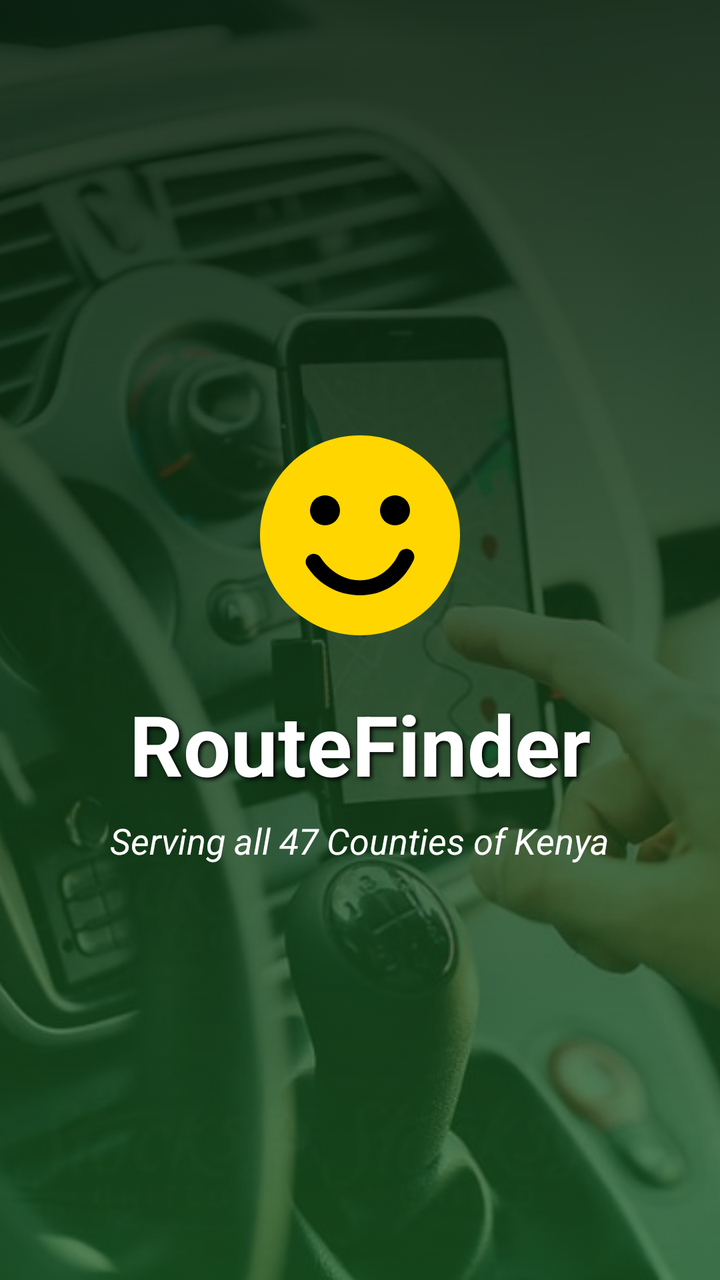
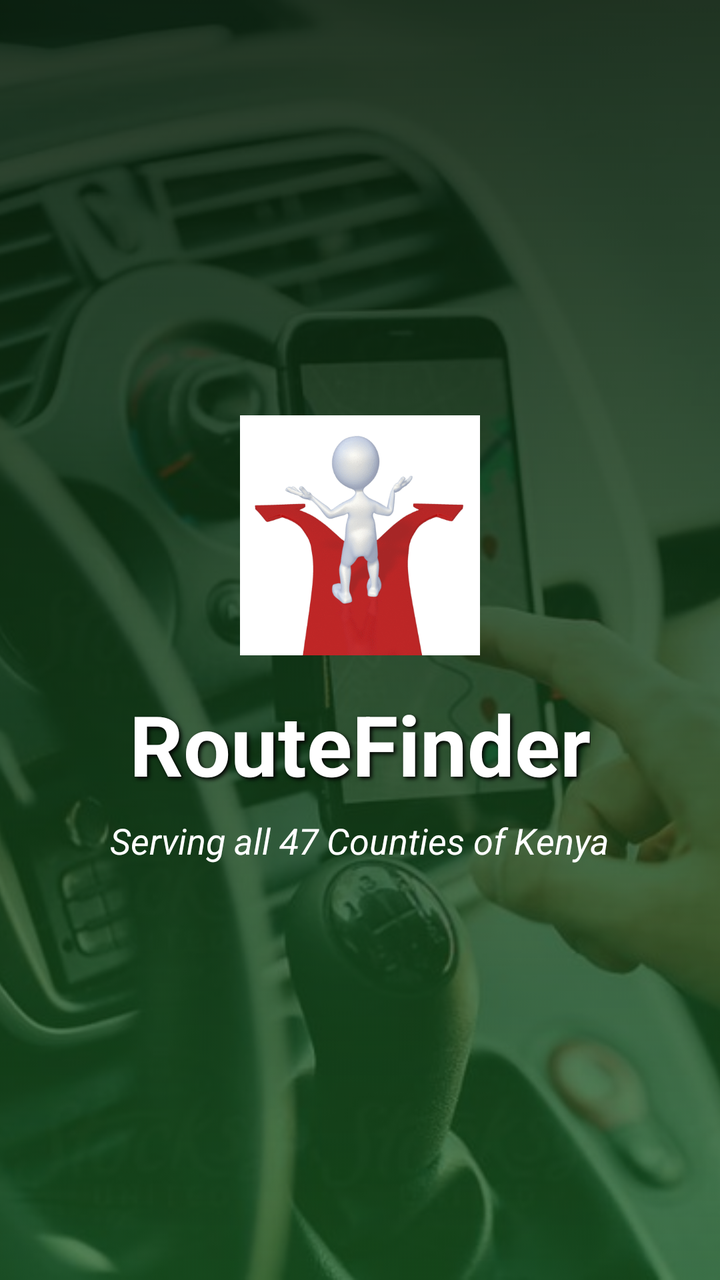

Screens rendered from an Android XML layout before and after an edit, with the pre-edit source and the edit as a unified diff.
<!-- AndroidManifest.xml: activity theme Theme.App.Splash -->
<!-- res/layout/activity_splash.xml -->
<?xml version="1.0" encoding="utf-8"?>
<RelativeLayout xmlns:android="http://schemas.android.com/apk/res/android"
    android:layout_width="match_parent"
    android:layout_height="match_parent"
    android:background="@color/primaryColor">

    
    <ImageView
        android:id="@+id/imgSplashBackground"
        android:layout_width="match_parent"
        android:layout_height="match_parent"
        android:src="@drawable/img_2"
        android:scaleType="centerCrop"
        android:alpha="0.3"
        android:contentDescription="@string/app_name" />

    
    <View
        android:layout_width="match_parent"
        android:layout_height="match_parent"
        android:background="@drawable/gradient_overlay" />

    <LinearLayout
        android:id="@+id/splash_content_container"
        android:layout_width="wrap_content"
        android:layout_height="wrap_content"
        android:orientation="vertical"
        android:gravity="center"
        android:layout_centerInParent="true">

        
        <ImageView
            android:id="@+id/ivSmilingCartoon"
            android:layout_width="120dp"
            android:layout_height="120dp"
            android:src="@drawable/smiling_cartoon"
            android:layout_marginBottom="16dp"
            android:contentDescription="Smiling face" />

        <TextView
            android:layout_width="wrap_content"
            android:layout_height="wrap_content"
            android:text="@string/route_finder"
            android:textSize="42sp"
            android:textColor="@android:color/white"
            android:textStyle="bold"
            android:shadowColor="#000000"
            android:shadowDx="3"
            android:shadowDy="3"
            android:shadowRadius="5" />

        <TextView
            android:layout_width="wrap_content"
            android:layout_height="wrap_content"
            android:text="Serving all 47 Counties of Kenya"
            android:textSize="18sp"
            android:textColor="@android:color/white"
            android:layout_marginTop="8dp"
            android:textStyle="italic" />

    </LinearLayout>

    <ProgressBar
        android:layout_width="wrap_content"
        android:layout_height="wrap_content"
        android:layout_alignParentBottom="true"
        android:layout_centerHorizontal="true"
        android:layout_marginBottom="60dp"
        android:indeterminateTint="@android:color/white" />

</RelativeLayout>
<!-- resources referenced by this layout -->
<resources>
  <color name="primaryColor">#1B5E20</color>
  <!-- drawable gradient_overlay (drawable) -->
  <?xml version="1.0" encoding="utf-8"?>
  <shape xmlns:android="http://schemas.android.com/apk/res/android">
      <gradient
          android:angle="90"
          android:endColor="#99000000"
          android:startColor="@android:color/transparent"
          android:type="linear" />
  </shape>
  <!-- drawable img_2: png bitmap (drawable, 1026397 bytes) -->
  <!-- drawable smiling_cartoon (drawable) -->
  <vector xmlns:android="http://schemas.android.com/apk/res/android"
      android:width="100dp"
      android:height="100dp"
      android:viewportWidth="24"
      android:viewportHeight="24">
      
      <path
          android:fillColor="#FFD600"
          android:pathData="M12,2C6.48,2 2,6.48 2,12s4.48,10 10,10 10,-4.48 10,-10S17.52,2 12,2z" />
      
      <path
          android:fillColor="#000000"
          android:pathData="M8.5,9.5m-1.5,0a1.5,1.5 0,1 1,3 0a1.5,1.5 0,1 1,-3 0" />
      <path
          android:fillColor="#000000"
          android:pathData="M15.5,9.5m-1.5,0a1.5,1.5 0,1 1,3 0a1.5,1.5 0,1 1,-3 0" />
      
      <path
          android:fillColor="#000000"
          android:pathData="M12,18c-2.28,0 -4.22,-1.17 -5.31,-2.91c-0.24,-0.38 -0.12,-0.88 0.26,-1.12c0.38,-0.24 0.88,-0.12 1.12,0.26C8.82,15.41 10.3,16.5 12,16.5s3.18,-1.09 3.93,-2.77c0.24,-0.38 0.74,-0.5 1.12,-0.26c0.38,0.24 0.5,0.74 0.26,1.12C16.22,16.83 14.28,18 12,18z" />
  </vector>
  <string name="app_name">RouteFinderKE</string>
  <string name="route_finder">RouteFinder</string>
  <style name="Theme.App.Splash" parent="Theme.Material3.DayNight.NoActionBar">
          <item name="android:windowBackground">@color/primaryColor</item>
          <item name="android:windowNoTitle">true</item>
          <item name="android:windowFullscreen">true</item>
      </style>
</resources>

<!-- the commit's change to res/layout/activity_splash.xml (unified diff, before → after) -->
@@ -33,7 +33,7 @@
             android:id="@+id/ivSmilingCartoon"
             android:layout_width="120dp"
             android:layout_height="120dp"
-            android:src="@drawable/smiling_cartoon"
+            android:src="@drawable/img_4"
             android:layout_marginBottom="16dp"
             android:contentDescription="Smiling face" />
 
<!-- resource entries referenced after the edit -->
@@ -11,28 +11,7 @@
           android:type="linear" />
   </shape>
   <!-- drawable img_2: png bitmap (drawable, 1026397 bytes) -->
-  <!-- drawable smiling_cartoon (drawable) -->
-  <vector xmlns:android="http://schemas.android.com/apk/res/android"
-      android:width="100dp"
-      android:height="100dp"
-      android:viewportWidth="24"
-      android:viewportHeight="24">
-      
-      <path
-          android:fillColor="#FFD600"
-          android:pathData="M12,2C6.48,2 2,6.48 2,12s4.48,10 10,10 10,-4.48 10,-10S17.52,2 12,2z" />
-      
-      <path
-          android:fillColor="#000000"
-          android:pathData="M8.5,9.5m-1.5,0a1.5,1.5 0,1 1,3 0a1.5,1.5 0,1 1,-3 0" />
-      <path
-          android:fillColor="#000000"
-          android:pathData="M15.5,9.5m-1.5,0a1.5,1.5 0,1 1,3 0a1.5,1.5 0,1 1,-3 0" />
-      
-      <path
-          android:fillColor="#000000"
-          android:pathData="M12,18c-2.28,0 -4.22,-1.17 -5.31,-2.91c-0.24,-0.38 -0.12,-0.88 0.26,-1.12c0.38,-0.24 0.88,-0.12 1.12,0.26C8.82,15.41 10.3,16.5 12,16.5s3.18,-1.09 3.93,-2.77c0.24,-0.38 0.74,-0.5 1.12,-0.26c0.38,0.24 0.5,0.74 0.26,1.12C16.22,16.83 14.28,18 12,18z" />
-  </vector>
+  <!-- drawable img_4: png bitmap (drawable, 56579 bytes) -->
   <string name="app_name">RouteFinderKE</string>
   <string name="route_finder">RouteFinder</string>
   <style name="Theme.App.Splash" parent="Theme.Material3.DayNight.NoActionBar">
